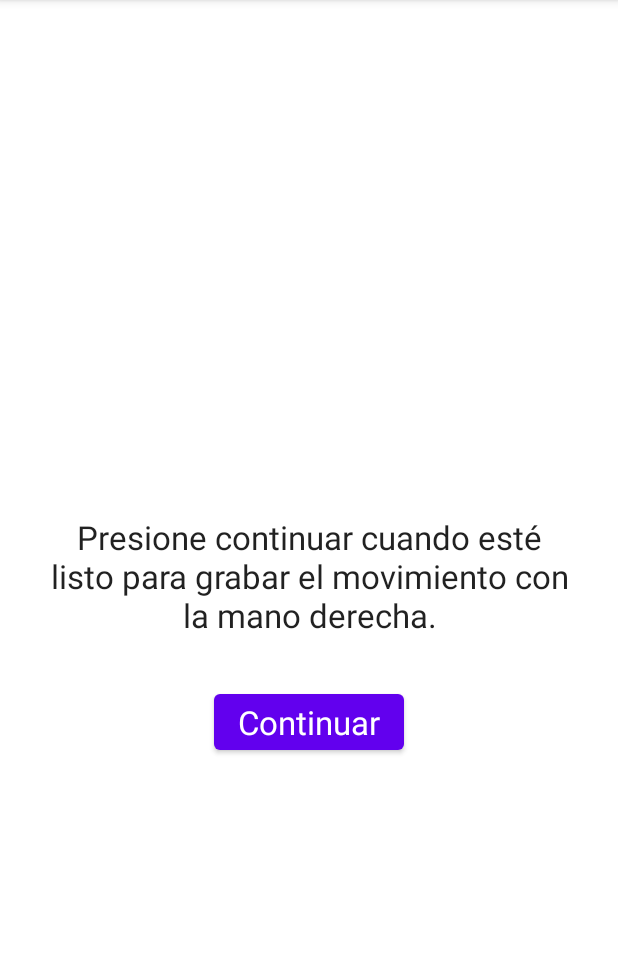
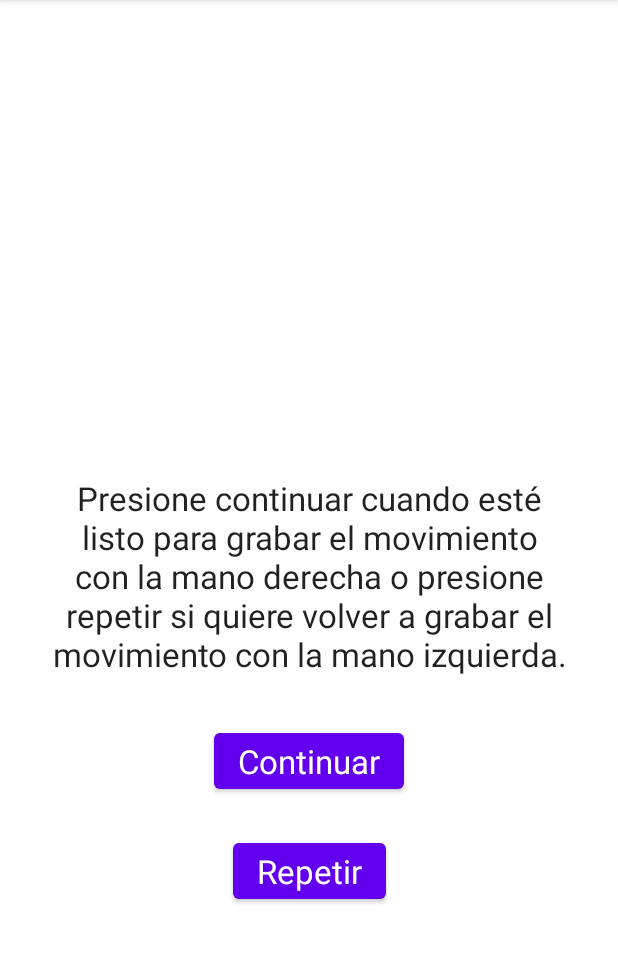
Before and after one commit to CamilaR20/Camera_android_app, an Android app: the BreakActivity screen opened directly, with no data from a screen before it, on a phone screen of 412 x 824 dp, the part 84-1047 px from its top. Run offline under Robolectric (Android 15) with nearby library versions, the phone set to English and light mode, and no system bars.

Commit message:
Added repeat button.

```diff
--- a/app/src/main/res/layout/activity_break.xml
+++ b/app/src/main/res/layout/activity_break.xml
@@ -12,7 +12,7 @@
         android:layout_height="wrap_content"
         android:layout_marginStart="32dp"
         android:layout_marginEnd="32dp"
-        android:text="Presione continuar cuando esté listo para grabar el movimiento con la mano derecha."
+        android:text="Presione continuar cuando esté listo para grabar el movimiento con la mano derecha o presione repetir si quiere volver a grabar el movimiento con la mano izquierda."
         android:textAlignment="center"
         android:textAppearance="@style/TextAppearance.AppCompat.Large"
         app:layout_constraintBottom_toBottomOf="parent"
@@ -32,4 +32,16 @@
         app:layout_constraintStart_toStartOf="parent"
         app:layout_constraintTop_toBottomOf="@+id/textView3" />
 
+    <Button
+        android:id="@+id/button5"
+        android:layout_width="wrap_content"
+        android:layout_height="wrap_content"
+        android:layout_marginTop="24dp"
+        android:onClick="goBack"
+        android:text="Repetir"
+        android:textAppearance="@style/TextAppearance.AppCompat.Large"
+        app:layout_constraintEnd_toEndOf="parent"
+        app:layout_constraintStart_toStartOf="parent"
+        app:layout_constraintTop_toBottomOf="@+id/button4" />
+
 </androidx.constraintlayout.widget.ConstraintLayout>
```
Also changed, not shown: app/src/main/res/layout/activity_tutorial.xml (+15 -0 lines).
